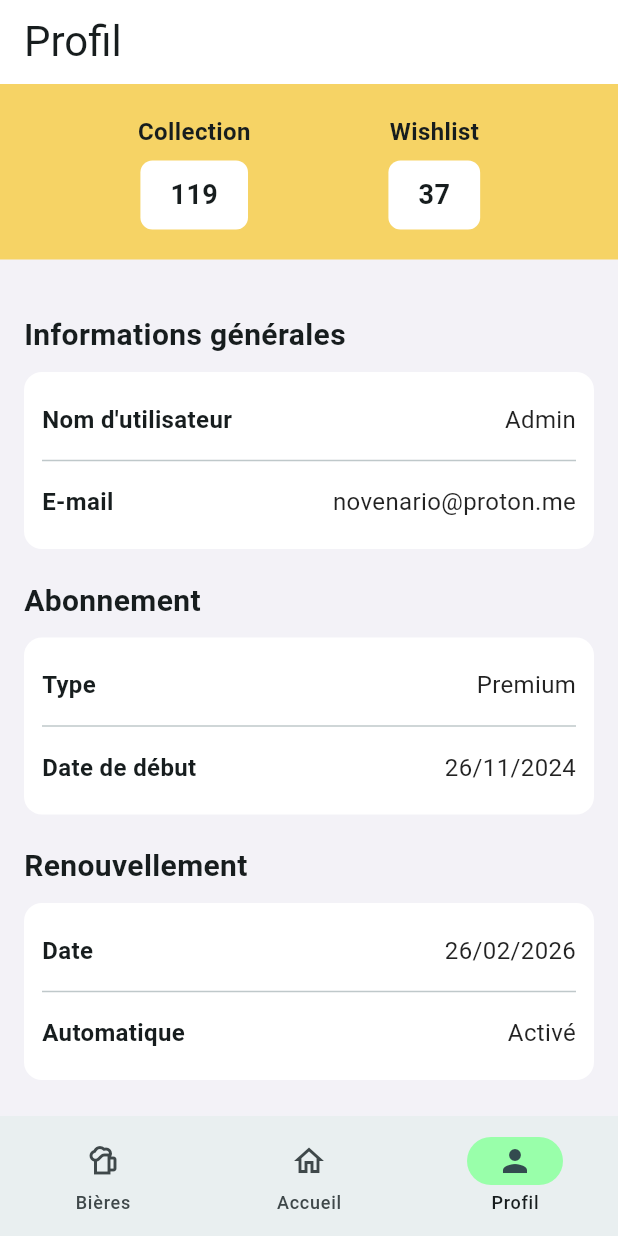
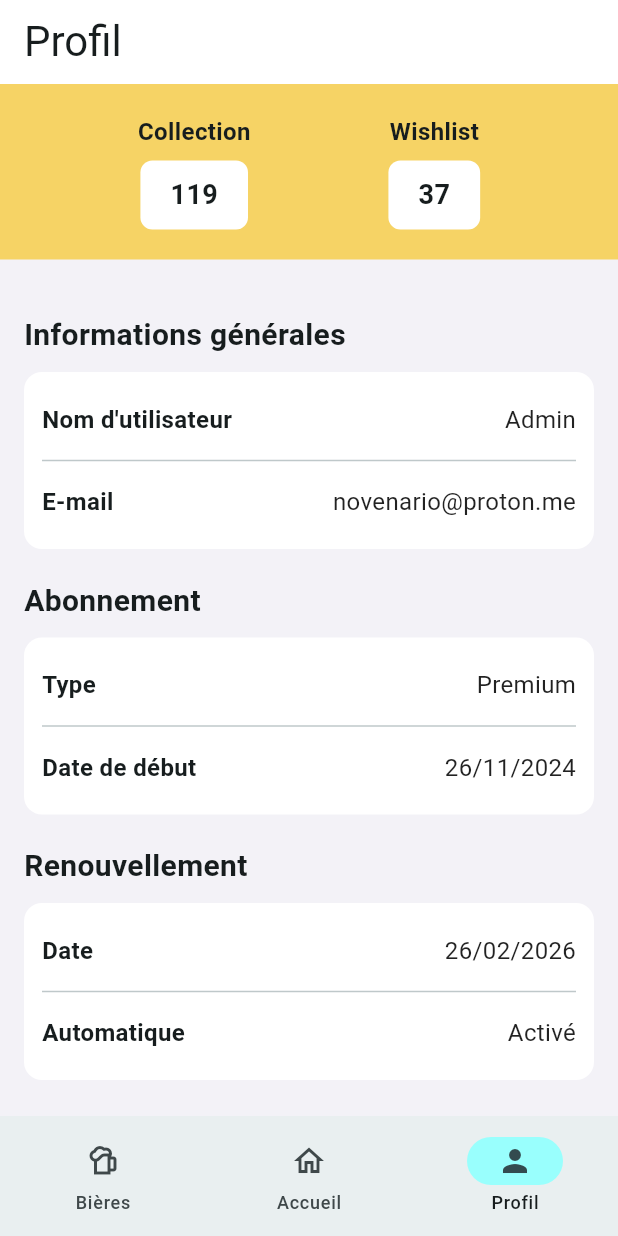
Before and after one commit to fabien-d-dev/beernotebook-frontend, a Flutter app: the screen it shows after launch, item 3 of the bottom bar chosen, on a phone screen of 412 x 824 dp. Run offline on Flutter 3.47's test engine with Material 3 defaults, Android fonts, the light colour scheme and no system bars; network calls fail; Roboto replaces fonts that are missing (Bauhaus).

Commit message:
style(navigation): setting up the visual

```diff
--- a/lib/features/navigation/main_navigation_view.dart
+++ b/lib/features/navigation/main_navigation_view.dart
@@ -29,7 +29,7 @@ class MainNavigationView extends StatelessWidget {
           // We call our ViewModel instead of doing a local setState
           navVM.setIndex(index);
         },
-        indicatorColor: const Color.fromARGB(255, 153, 255, 170),
+        indicatorColor: const Color.fromARGB(255, 153, 255, 253),
         destinations: const <Widget>[
           NavigationDestination(
             selectedIcon: Icon(Icons.sports_bar),
```
